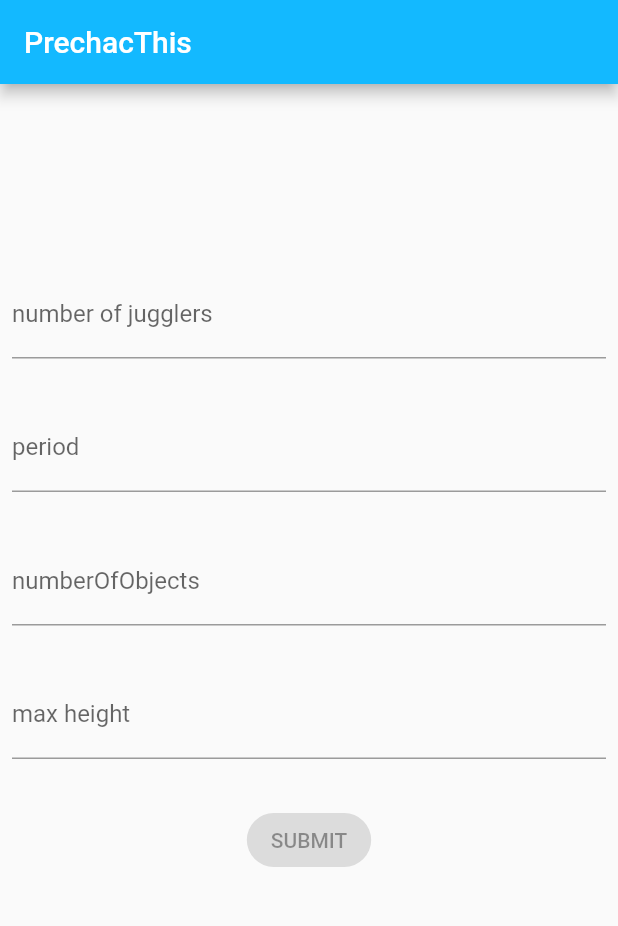
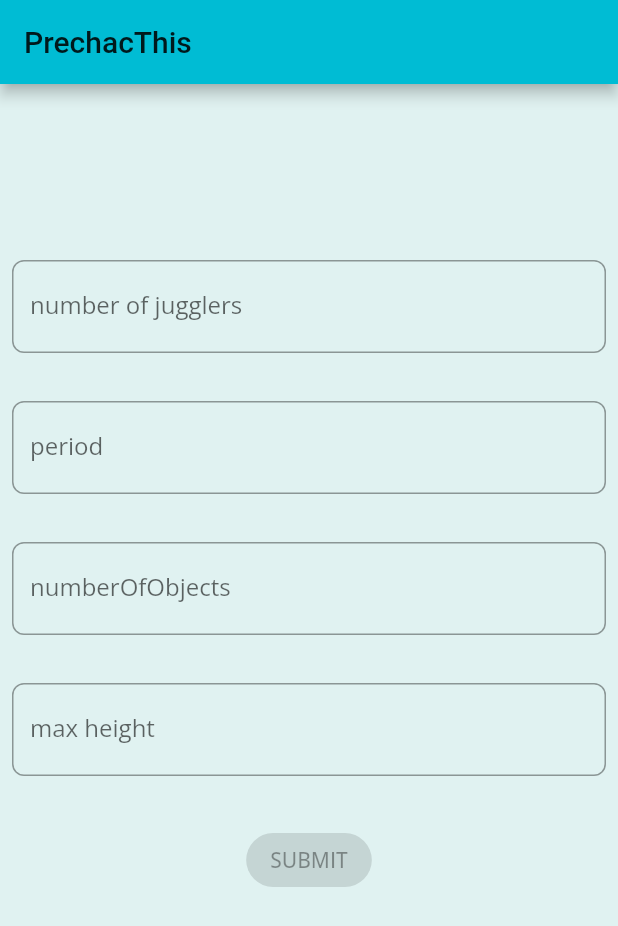
Before and after one commit to jjochen/prechac_this, a Flutter app: the screen it shows after launch, on a phone screen of 412 x 824 dp. Shown: the top 926 px of the screen. Run offline on Flutter 3.47's test engine with Material 2 defaults, Android fonts, the phone set to English and light mode, and no system bars; our stand-ins replace bloc, equatable, flutter_bloc, formz, google_fonts; missing offline and left inert: fraction, trotter; generated files the repository leaves out were written again.

Commit message:
use theme from separate file, cleanup imports structure

```diff
--- a/lib/app/app.dart
+++ b/lib/app/app.dart
@@ -1,14 +1,9 @@
-// Copyright (c) 2021, Very Good Ventures
-// https://verygood.ventures
-//
-// Use of this source code is governed by an MIT-style
-// license that can be found in the LICENSE file or at
-// https://opensource.org/licenses/MIT.
-
 import 'package:flutter/material.dart';
 import 'package:flutter_localizations/flutter_localizations.dart';
-import 'package:prechac_this/home/home.dart';
-import 'package:prechac_this/l10n/l10n.dart';
+
+import '../home/home.dart';
+import '../l10n/l10n.dart';
+import 'theme.dart';
 
 class App extends StatelessWidget {
   const App({Key? key}) : super(key: key);
@@ -16,10 +11,7 @@ class App extends StatelessWidget {
   @override
   Widget build(BuildContext context) {
     return MaterialApp(
-      theme: ThemeData(
-        accentColor: const Color(0xFF13B9FF),
-        appBarTheme: const AppBarTheme(color: Color(0xFF13B9FF)),
-      ),
+      theme: theme,
       localizationsDelegates: [
         AppLocalizations.delegate,
         GlobalMaterialLocalizations.delegate,
--- /dev/null
+++ b/lib/app/theme.dart
@@ -0,0 +1,16 @@
+import 'package:flutter/material.dart';
+import 'package:google_fonts/google_fonts.dart';
+
+final theme = ThemeData(
+  textTheme: GoogleFonts.openSansTextTheme(),
+  primaryColorDark: const Color(0xFF0097A7),
+  primaryColorLight: const Color(0xFFB2EBF2),
+  primaryColor: const Color(0xFF00BCD4),
+  accentColor: const Color(0xFF009688),
+  scaffoldBackgroundColor: const Color(0xFFE0F2F1),
+  inputDecorationTheme: InputDecorationTheme(
+    border: OutlineInputBorder(
+      borderRadius: BorderRadius.circular(8),
+    ),
+  ),
+);
--- a/lib/attributions/attributions.dart
+++ b/lib/attributions/attributions.dart
@@ -1 +1 @@
-export 'view/attributions_page.dart';
+export 'view/view.dart';
--- /dev/null
+++ b/lib/attributions/view/view.dart
@@ -0,0 +1 @@
+export 'attributions_page.dart';
```
Also changed, not shown: lib/app/app_bloc_observer.dart (+0 -7 lines), lib/counter/counter.dart (+0 -7 lines).
